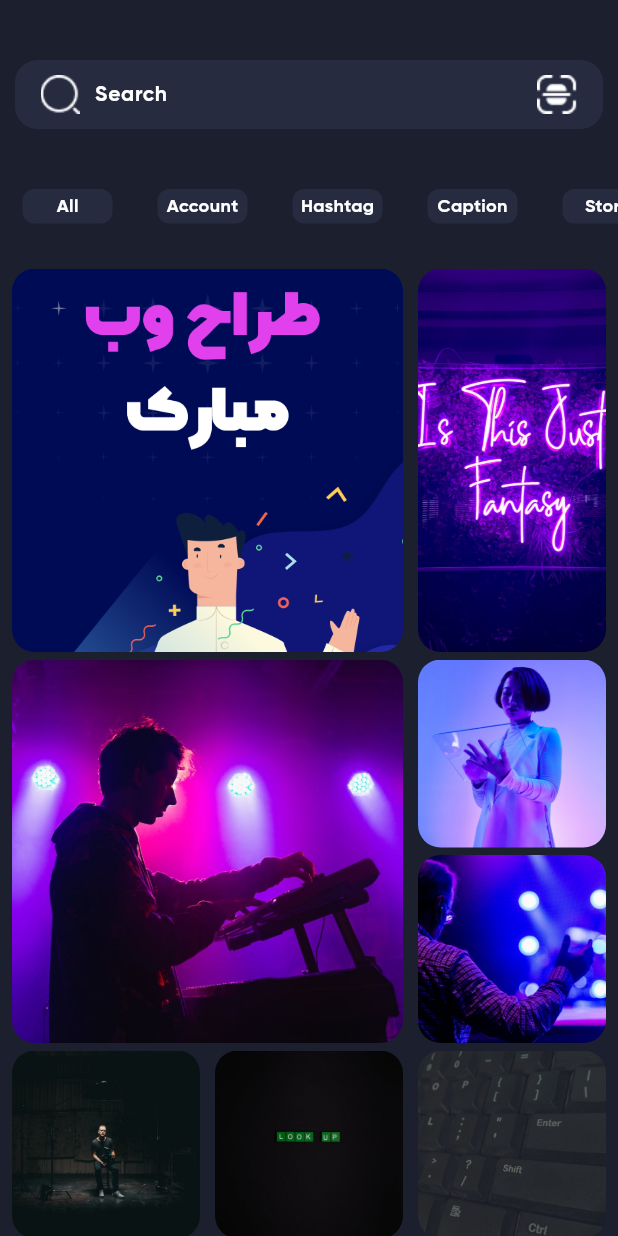
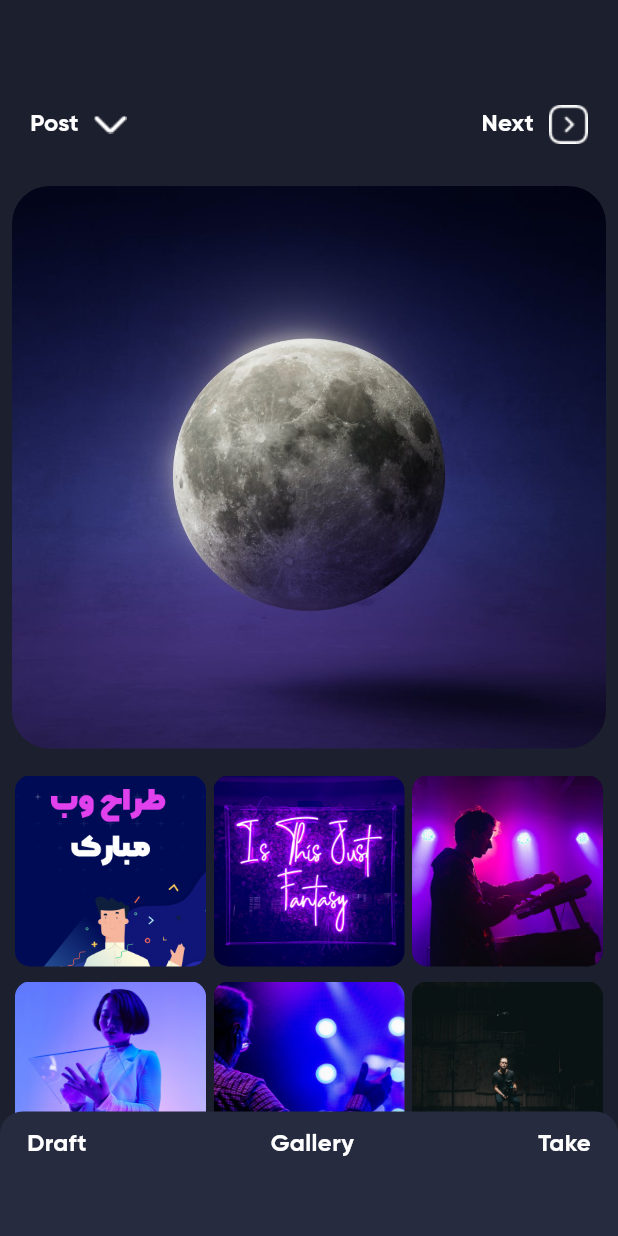
Before and after one commit to SaeidBoghraeii83/instagram_01, a Flutter app: the screen it shows after launch, on a phone screen of 412 x 824 dp. Run offline on Flutter 3.47's test engine with Material 3 defaults, Android fonts, the light colour scheme and no system bars; our stand-ins replace dotted_border.

Commit message:
add postScreen and image to project

```diff
--- a/lib/main.dart
+++ b/lib/main.dart
@@ -1,6 +1,7 @@
 import 'dart:async';
 import 'package:flutter/material.dart';
 import 'package:instagram_01/home_screen.dart';
+import 'package:instagram_01/post_screen.dart';
 import 'package:instagram_01/search_screen.dart';
 
 void main() => runApp(MyApp());
@@ -29,7 +30,7 @@ class MyApp extends StatelessWidget {
       ),
       debugShowCheckedModeBanner: false,
 
-      home: Search_Screen(),
+      home: Post_Screen(),
     );
   }
 }
--- /dev/null
+++ b/lib/post_screen.dart
@@ -0,0 +1,170 @@
+import 'package:flutter/material.dart';
+
+class Post_Screen extends StatelessWidget {
+  Post_Screen({super.key});
+
+  @override
+  var imageNameS = [
+    's1',
+    's2',
+    's3',
+    's4',
+    's5',
+    's6',
+    's7',
+    's8',
+    's9',
+    's10',
+    's11',
+    's12',
+    's13',
+    's14',
+    's15',
+    's16',
+    's17',
+    's18',
+  ];
+  Widget build(BuildContext context) {
+    return Scaffold(
+      backgroundColor: Color.fromRGBO(28, 31, 46, 1),
+      body: Stack(
+        alignment: AlignmentDirectional.bottomCenter,
+        children: [_getItem(), _getContent()],
+      ),
+    );
+  }
+
+  _getItem() {
+    return CustomScrollView(
+      slivers: [
+        SliverPadding(padding: EdgeInsetsGeometry.symmetric(vertical: 25)),
+        SliverToBoxAdapter(
+          child: Padding(
+            padding: const EdgeInsets.symmetric(horizontal: 20, vertical: 20),
+            child: Row(
+              children: [
+                Row(
+                  children: [
+                    Text(
+                      'Post',
+                      style: TextStyle(
+                        color: Colors.white,
+                        fontSize: 16,
+                        fontFamily: 'GB',
+                      ),
+                    ),
+                    SizedBox(width: 10),
+                    Image.asset('images/icon_arrow_down.png'),
+                  ],
+                ),
+                Spacer(),
+                Row(
+                  children: [
+                    Text(
+                      'Next',
+                      style: TextStyle(
+                        color: Colors.white,
+                        fontSize: 16,
+                        fontFamily: 'GB',
+                      ),
+                    ),
+                    SizedBox(width: 10),
+                    Image.asset('images/icon_arrow_right_box.png'),
+                  ],
+                ),
+              ],
+            ),
+          ),
+        ),
+        SliverToBoxAdapter(
+          child: Padding(
+            padding: const EdgeInsets.all(8.0),
+            child: Container(
+              width: 284,
+              height: 375,
+              decoration: BoxDecoration(
+                image: DecorationImage(
+                  image: AssetImage('images/p01.png'),
+                  fit: BoxFit.cover,
+                ),
+                borderRadius: BorderRadius.circular(25),
+              ),
+            ),
+          ),
+        ),
+        SliverPadding(
+          padding: EdgeInsetsGeometry.all(10),
+          sliver: SliverGrid(
+            delegate: SliverChildBuilderDelegate((
+              BuildContext context,
+              int index,
+            ) {
+              return Container(
+                decoration: BoxDecoration(
+                  image: DecorationImage(
+                    image: AssetImage('images/${imageNameS[index]}.png'),
+                    fit: BoxFit.cover,
+                  ),
+                  borderRadius: BorderRadius.circular(10),
+                ),
+              );
+            }, childCount: 18),
+            gridDelegate: SliverGridDelegateWithFixedCrossAxisCount(
+              crossAxisCount: 3,
+              mainAxisSpacing: 10,
+              crossAxisSpacing: 5,
+              childAspectRatio: 1.0,
+            ),
+          ),
+        ),
+      ],
+    );
+  }
+
+  _getContent() {
+    return Container(
+      height: 83,
+      width: double.infinity,
+      decoration: BoxDecoration(
+        color: Color(0xff272B40),
+        borderRadius: BorderRadius.only(
+          topLeft: Radius.circular(15),
+          topRight: Radius.circular(15),
+        ),
+      ),
+      child: Padding(
+        padding: EdgeInsets.only(top: 10, right: 18, left: 18),
+        child: Row(
+          mainAxisAlignment: MainAxisAlignment.spaceBetween,
+          crossAxisAlignment: CrossAxisAlignment.start,
+          children: [
+            Text(
+              'Draft',
+              style: TextStyle(
+                color: Colors.white,
+                fontSize: 16,
+                fontFamily: 'GB',
+              ),
+            ),
+            Text(
+              'Gallery',
+              style: TextStyle(
+                color: Colors.white,
+                fontSize: 16,
+                fontFamily: 'GB',
+              ),
+            ),
+            Text(
+              'Take',
+              style: TextStyle(
+                color: Colors.white,
+                fontSize: 16,
+                fontFamily: 'GB',
+              ),
+            ),
+          ],
+        ),
+      ),
+    );
+  }
+}
```
Also changed, not shown: images/p01.png (added), images/s12.png (added), images/s13.png (added), images/s14.png (added), images/s15.png (added), images/s16.png (added), images/s17.png (added), images/s18.png (added).
